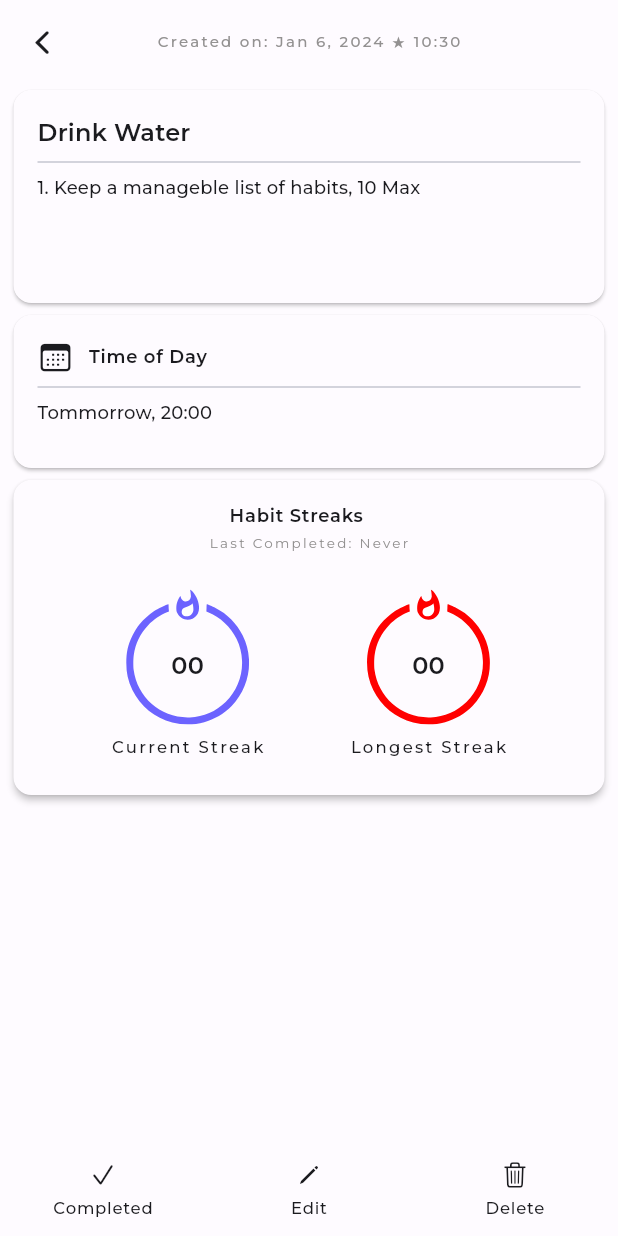
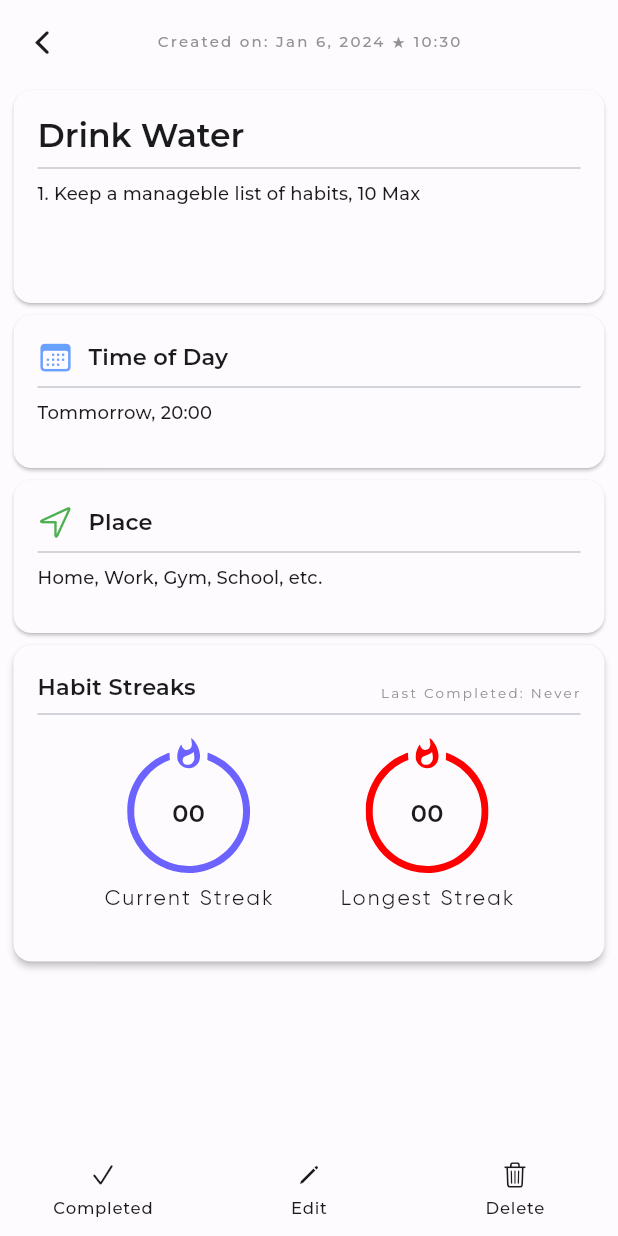
Before and after one commit to ianshaloom/yohabits, a Flutter app: the HabitDetailsPage screen opened directly with sample values from the repository, on a phone screen of 412 x 824 dp. Run offline on Flutter 3.47's test engine with Material 3 defaults, Android fonts, the phone set to English and light mode, and no system bars; our stand-ins replace flutter_svg, hive_flutter, smooth_page_indicator; accounts and stored records are empty.

Commit message:
habits detail page

```diff
--- a/lib/features/habits-details-page/views/habits_details.dart
+++ b/lib/features/habits-details-page/views/habits_details.dart
@@ -1,5 +1,6 @@
 import 'package:flutter/cupertino.dart';
 import 'package:flutter/material.dart';
+
 import 'package:flutter_svg/flutter_svg.dart';
 import 'package:intl/intl.dart';
 import 'package:provider/provider.dart';
@@ -71,7 +72,7 @@ class HabitDetailsPage extends StatelessWidget {
                                   .read<HabitDetailProvider>()
                                   .habit
                                   .habitName,
-                              style: textTheme.titleMedium!.copyWith(
+                              style: textTheme.titleLarge!.copyWith(
                                 fontWeight: FontWeight.w600,
                               ),
                             ),
@@ -102,14 +103,14 @@ class HabitDetailsPage extends StatelessWidget {
                               children: [
                                 Icon(
                                   CupertinoIcons.calendar,
-                                  color:
-                                      Theme.of(context).colorScheme.onSurface,
+                                  color: Colors.blueAccent.withOpacity(0.8),
                                 ),
                                 const SizedBox(width: 10),
                                 Text(
                                   'Time of Day',
-                                  style: textTheme.labelMedium!.copyWith(
+                                  style: textTheme.titleSmall!.copyWith(
                                     fontWeight: FontWeight.w600,
+                                    fontSize: 15,
                                   ),
                                 ),
                               ],
@@ -117,6 +118,42 @@ class HabitDetailsPage extends StatelessWidget {
                             const Divider(),
                             Text(
                               'Tommorrow, 20:00',
+                              style: textTheme.titleMedium!.copyWith(
+                                fontSize: 12,
+                              ),
+                            ),
+                          ],
+                        ),
+                      ),
+                    ),
+                  ),
+                  SizedBox(
+                    height: 110,
+                    child: Card(
+                      child: Padding(
+                        padding: const EdgeInsets.all(16.0),
+                        child: Column(
+                          crossAxisAlignment: CrossAxisAlignment.start,
+                          children: [
+                            Row(
+                              children: [
+                                Icon(
+                                  CupertinoIcons.location,
+                                  color: Colors.green.withOpacity(1),
+                                ),
+                                const SizedBox(width: 10),
+                                Text(
+                                  'Place',
+                                  style: textTheme.titleSmall!.copyWith(
+                                    fontWeight: FontWeight.w600,
+                                    fontSize: 15,
+                                  ),
+                                ),
+                              ],
+                            ),
+                            const Divider(),
+                            Text(
+                              'Home, Work, Gym, School, etc.',
                               style: textTheme.titleMedium!.copyWith(
                                 fontSize: 12,
                               ),
@@ -273,38 +310,26 @@ class Streaks extends StatelessWidget {
     final textTheme = Theme.of(context).textTheme;
     NumberFormat numberFormat = NumberFormat("00");
     double radius = 45;
+    double fontSize1 = 14;
+    String fontFam = 'Gilroy';
 
     return Card(
       elevation: 2,
+      child: Padding(
+        padding: const EdgeInsets.symmetric(horizontal: 16, vertical: 16),
         child: Column(
           crossAxisAlignment: CrossAxisAlignment.start,
           children: [
-          Container(
-            // height: 210,
-            width: screenSize.width,
-            margin: const EdgeInsets.all(8),
-            padding: const EdgeInsets.all(8),
-            decoration: BoxDecoration(
-              color: Theme.of(context).colorScheme.surface,
-              borderRadius: BorderRadius.circular(10),
+            Row(
+              mainAxisAlignment: MainAxisAlignment.spaceBetween,
+              crossAxisAlignment: CrossAxisAlignment.end,
+              children: [
+                Text(
+                  'Habit Streaks',
+                  style: textTheme.titleMedium!.copyWith(
+                    fontWeight: FontWeight.w600,
+                    fontSize: 15,
                   ),
-            child: Column(
-              crossAxisAlignment: CrossAxisAlignment.center,
-              children: [
-                Column(
-                  crossAxisAlignment: CrossAxisAlignment.center,
-                  mainAxisAlignment: MainAxisAlignment.center,
-                  children: [
-                    Padding(
-                      padding: const EdgeInsets.only(right: 25, left: 8),
-                      child: Text('Habit Streaks',
-                          textAlign: TextAlign.justify,
-                          style: textTheme.labelMedium!.copyWith(
-                            fontWeight: FontWeight.w600,
-                          )),
-                    ),
-                    const SizedBox(
-                      height: 3,
                 ),
                 Text(
                   lastCompleted == null
@@ -315,10 +340,21 @@ class Streaks extends StatelessWidget {
                     fontSize: 9,
                     letterSpacing: 1.5,
                   ),
-                    )
+                ),
               ],
             ),
-                const SizedBox(height: 25),
+            const Divider(),
+            Container(
+              // height: 210,
+              width: screenSize.width,
+              padding: const EdgeInsets.all(8),
+              decoration: BoxDecoration(
+                color: Theme.of(context).colorScheme.surface,
+                borderRadius: BorderRadius.circular(10),
+              ),
+              child: Column(
+                crossAxisAlignment: CrossAxisAlignment.center,
+                children: [
                   Row(
                     mainAxisAlignment: MainAxisAlignment.spaceEvenly,
                     children: [
@@ -361,7 +397,8 @@ class Streaks extends StatelessWidget {
                               'Current Streak',
                               style: textTheme.labelMedium!.copyWith(
                                 letterSpacing: 1.5,
-                              fontSize: 11,
+                                fontSize: fontSize1,
+                                fontFamily: fontFam,
                               ),
                             ),
                           )
@@ -406,7 +443,8 @@ class Streaks extends StatelessWidget {
                               'Longest Streak',
                               style: textTheme.labelMedium!.copyWith(
                                 letterSpacing: 1.5,
-                              fontSize: 11,
+                                fontSize: fontSize1,
+                                fontFamily: fontFam,
                               ),
                             ),
                           )
@@ -419,6 +457,7 @@ class Streaks extends StatelessWidget {
             ),
           ],
         ),
+      ),
     );
   }
 }
```
Lines whose indentation alone changed are shown as unchanged.
